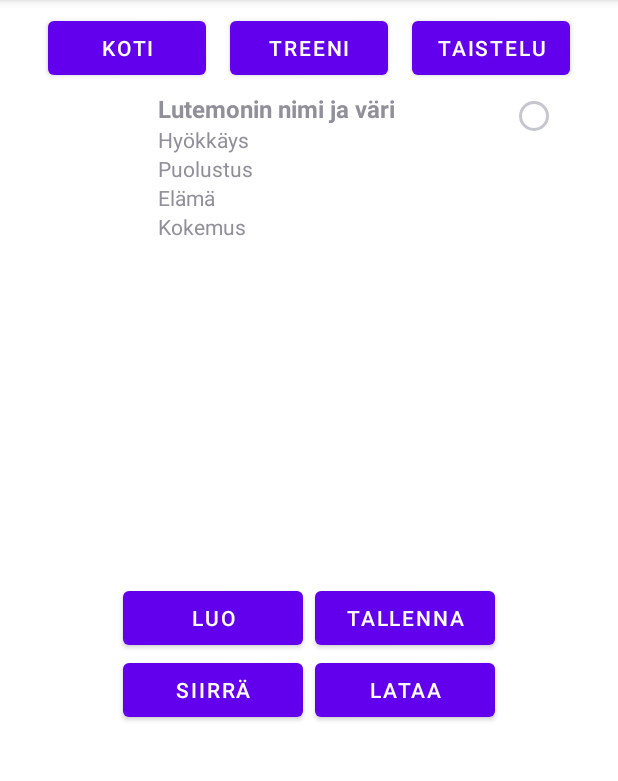
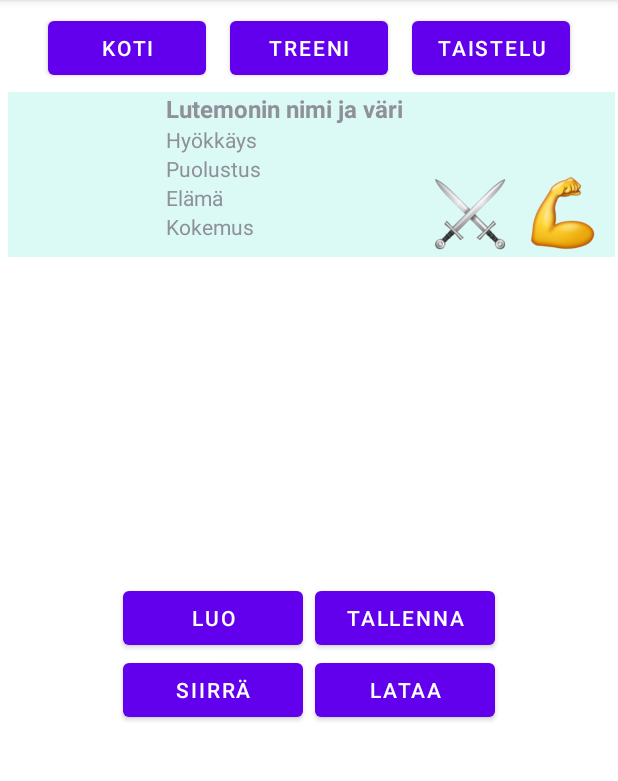
Before and after one commit to EronenA/LutemonGame-project, an Android app: the AddLutemonActivity screen opened directly, with no data from a screen before it, after a tap on "TAKAISIN", on a phone screen of 412 x 824 dp, the part 84-865 px from its top. Run offline under Robolectric (Android 15) with nearby library versions, the phone set to English and light mode, and no system bars; 6 statements that could not run were skipped.

Commit message:
home to train ja home to fight

```diff
--- a/app/src/main/java/com/example/lutemongame/LutemonListAdapter.java
+++ b/app/src/main/java/com/example/lutemongame/LutemonListAdapter.java
@@ -37,11 +37,37 @@ public class LutemonListAdapter extends RecyclerView.Adapter<LutemonViewHolder>
         holder.lutemonHealt.setText("Elämä: " + String.valueOf(lutemons.get(position).getHealth()));
         holder.lutemonExperience.setText("Kokemus: " + String.valueOf(lutemons.get(position).getExperience()));
 
+        holder.imgTrain.setOnClickListener(new View.OnClickListener() {
+            @Override
+            public void onClick(View view) {
+                int pos = holder.getAdapterPosition();
+                // From home to train
+                Lutemon lutemon = Storage.getInstance().getLutemonFromHomeById(pos);
+                Storage.getInstance().addLutemonToTrain(lutemon);
+                notifyItemRemoved(pos);
+
+            }
+        });
+
+
+        holder.imgFight.setOnClickListener(new View.OnClickListener() {
+            @Override
+            public void onClick(View view) {
+                int pos = holder.getAdapterPosition();
+                // From home to fight
+                Lutemon lutemon = Storage.getInstance().getLutemonFromHomeById(pos);
+                Storage.getInstance().addLutemonToFight(lutemon);
+                notifyItemRemoved(pos);
+
+            }
+        });
+
+
         //RadioGroup rgLutemon = holder.rgSelectedLutemon.findViewById(position);
-        RadioButton rb;
-        rb = new RadioButton(context);
+        //RadioButton rb;
+        //rb = new RadioButton(context);
         //rgLutemon.addView(rb);
-        holder.rgSelectedLutemon.addView(rb);
+        //holder.rgSelectedLutemon.addView(rb);
 
     }
 
--- a/app/src/main/java/com/example/lutemongame/LutemonViewHolder.java
+++ b/app/src/main/java/com/example/lutemongame/LutemonViewHolder.java
@@ -11,7 +11,7 @@ import androidx.annotation.NonNull;
 import androidx.recyclerview.widget.RecyclerView;
 
 public class LutemonViewHolder extends RecyclerView.ViewHolder {
-    ImageView lutemonImage;
+    ImageView lutemonImage, imgFight, imgTrain;
     TextView lutemonNameAndColor, lutemonColor, lutemonAttack, lutemonDefence, lutemonHealt, lutemonExperience;
     RadioGroup rgSelectedLutemon;
 
@@ -25,7 +25,8 @@ public class LutemonViewHolder extends RecyclerView.ViewHolder {
         lutemonHealt = itemView.findViewById(R.id.txtLutemonHealt);
         lutemonExperience = itemView.findViewById(R.id.txtLutemonExperience);
         rgSelectedLutemon = itemView.findViewById(R.id.rgSelectedLutemon);
-
+        imgFight = itemView.findViewById(R.id.imgFight);
+        imgTrain = itemView.findViewById(R.id.imgTrain);
 
     }
 }
--- a/app/src/main/java/com/example/lutemongame/MainActivity.java
+++ b/app/src/main/java/com/example/lutemongame/MainActivity.java
@@ -46,7 +46,6 @@ public class MainActivity extends AppCompatActivity {
         startActivity(intent);
     }
 
-
     public void moveLutemonsFromHome(View view)  {
         RadioGroup rgSelectedLutemon = findViewById(R.id.rgSelectedLutemon);
         //int testi = rb.getCheckedRadioButtonId();
@@ -71,4 +70,6 @@ public class MainActivity extends AppCompatActivity {
         Storage.getInstance().loadUsers(context);
         recyclerView.setAdapter(new LutemonListAdapter(getApplicationContext(), storage.getLutemonsAtHome()));
     }
+
+
 }
--- a/app/src/main/java/com/example/lutemongame/Storage.java
+++ b/app/src/main/java/com/example/lutemongame/Storage.java
@@ -27,6 +27,13 @@ public class Storage {
     public void addLutemonToHome (Lutemon lutemon){
             lutemonsAtHome.add(lutemon);
         }
+
+    public void addLutemonToTrain(Lutemon lutemon) {
+        lutemonsAtTrain.add(lutemon);
+    }
+    public void addLutemonToFight(Lutemon lutemon) {
+        lutemonsAtFight.add(lutemon);
+    }
 
     public ArrayList<Lutemon> getLutemonsAtHome() {
         return lutemonsAtHome;
@@ -78,12 +85,13 @@ public class Storage {
     public Lutemon getLutemonFromHomeById(int id) {
         return lutemonsAtHome.remove(id);
     }
-    public void addLutemonToTrain(Lutemon lutemon) {
-        lutemonsAtTrain.add(lutemon);
-    }
-    public void addLutemonToFight(Lutemon lutemon) {
-        lutemonsAtFight.add(lutemon);
+
+    public Lutemon getLutemonFromTrainById(int id) {
+        return lutemonsAtTrain.remove(id);
     }
 
+    public Lutemon getLutemonFromFightById(int id) {
+        return lutemonsAtFight.remove(id);
+    }
 
 }
--- a/app/src/main/res/layout/lutemon_view.xml
+++ b/app/src/main/res/layout/lutemon_view.xml
@@ -4,8 +4,10 @@
     xmlns:tools="http://schemas.android.com/tools"
     android:layout_width="match_parent"
     android:layout_height="110dp"
+    android:layout_marginLeft="5dp"
     android:layout_marginTop="5dp"
     android:layout_marginRight="5dp"
+    android:background="#DBFAF6"
     android:orientation="horizontal">
 
     <ImageView
@@ -58,10 +60,43 @@
 
     </LinearLayout>
 
-    <RadioGroup
-        android:id="@+id/rgSelectedLutemon"
-        android:layout_width="50dp"
-        android:layout_height="50dp"
-        android:layout_marginLeft="60dp"/>
+    <androidx.constraintlayout.widget.ConstraintLayout
+        android:layout_width="match_parent"
+        android:layout_height="match_parent">
+
+        <RadioGroup
+            android:id="@+id/rgSelectedLutemon"
+            android:layout_width="50dp"
+            android:layout_height="50dp"
+            app:layout_constraintEnd_toEndOf="parent"
+            app:layout_constraintTop_toTopOf="parent">
+
+        </RadioGroup>
+
+        <ImageView
+            android:id="@+id/imgFight"
+            android:layout_width="50dp"
+            android:layout_height="50dp"
+            android:layout_marginBottom="4dp"
+            android:visibility="visible"
+            app:layout_constraintBottom_toBottomOf="parent"
+            app:layout_constraintEnd_toStartOf="@+id/imgTrain"
+            app:layout_constraintHorizontal_bias="0.166"
+            app:layout_constraintStart_toStartOf="parent"
+            android:src="@drawable/fight" />
+
+        <ImageView
+            android:id="@+id/imgTrain"
+            android:layout_width="50dp"
+            android:layout_height="50dp"
+            android:layout_marginEnd="10dp"
+            android:visibility="visible"
+            app:layout_constraintBottom_toBottomOf="parent"
+            app:layout_constraintEnd_toEndOf="parent"
+            app:layout_constraintTop_toBottomOf="@+id/rgSelectedLutemon"
+            app:layout_constraintVertical_bias="0.6"
+            android:src="@drawable/train" />
+
+    </androidx.constraintlayout.widget.ConstraintLayout>
 
 </androidx.appcompat.widget.LinearLayoutCompat>
```
Also changed, not shown: app/src/main/res/drawable/fight.png (added), app/src/main/res/drawable/train.png (added).
